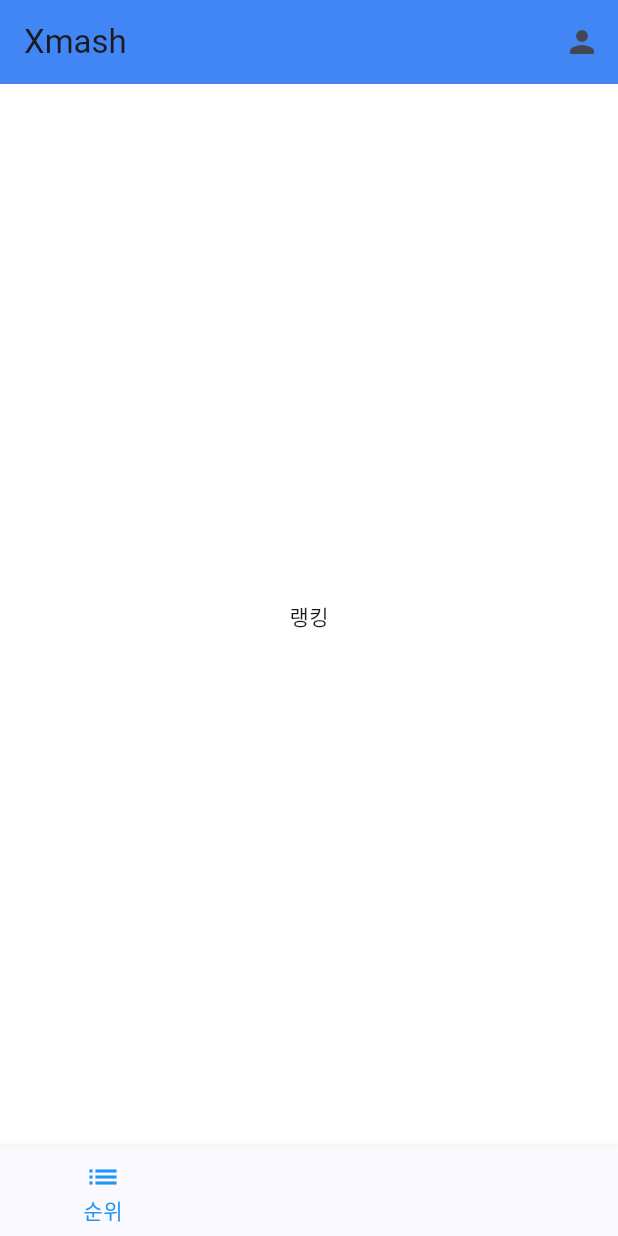
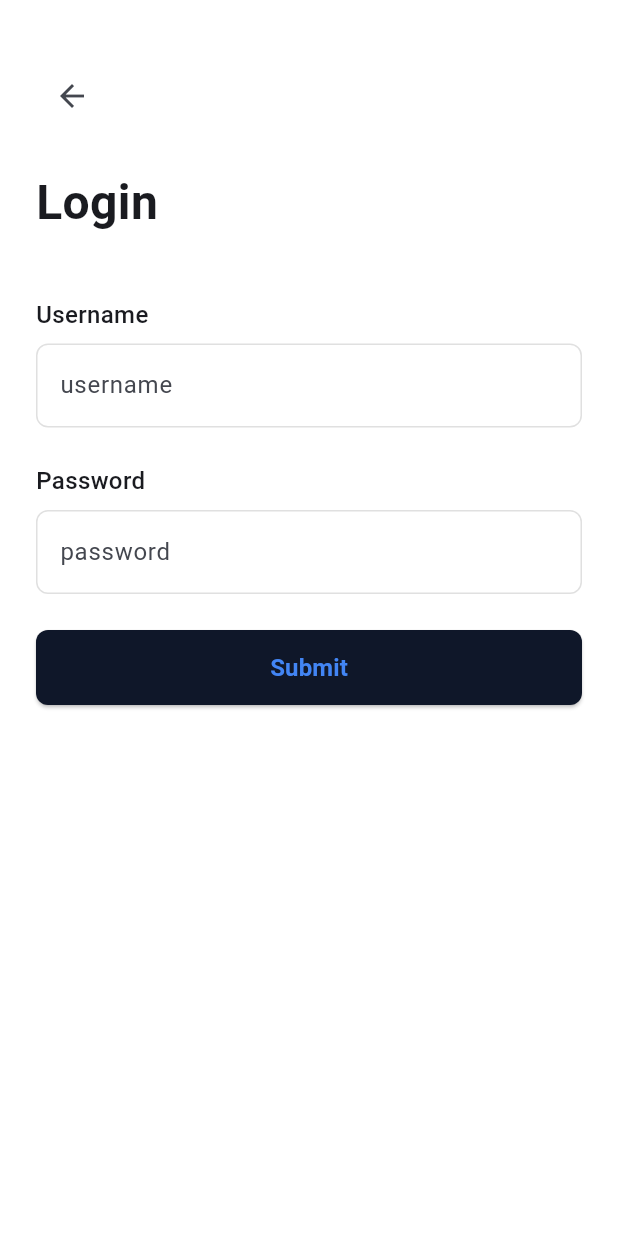
Before and after one commit to Heosejin98/xmash-app, a Flutter app: the screen it shows after launch, after a tap on the "person" icon, on a phone screen of 412 x 824 dp. Run offline on Flutter 3.47's test engine with Material 3 defaults, Android fonts, the phone set to English and light mode, and no system bars; our stand-ins replace dio, get; network calls fail.

Commit message:
로그인 기능 구현 (#7)
* feat : login screen

* refactor: login refactor

```diff
--- /dev/null
+++ b/lib/config/bindings/initial_binding.dart
@@ -0,0 +1,9 @@
+import 'package:get/get.dart';
+import 'package:xmash_app/presentation/controllers/auth_controller.dart';
+
+class InitialBinding implements Bindings {
+  @override
+  void dependencies() {
+    Get.put<AuthController>(AuthController(), permanent: true);
+  }
+}
--- /dev/null
+++ b/lib/config/routes/app_pages.dart
@@ -0,0 +1,22 @@
+import 'package:get/get.dart';
+import '../../presentation/screens/home/main_screen.dart';
+import '../../presentation/screens/auth/login_screen.dart';
+
+abstract class AppRoutes {
+  static const String home = '/';
+  static const String login = '/login';
+  static const String profile = '/profile';
+}
+
+class AppPages {
+  static final pages = [
+    GetPage(
+      name: AppRoutes.home,
+      page: () => const MainScreen(),
+    ),
+    GetPage(
+      name: AppRoutes.login,
+      page: () => LoginScreen(),
+    )
+  ];
+}
--- a/lib/config/routes/app_routes.dart
+++ b/lib/config/routes/app_routes.dart
@@ -1,12 +1,7 @@
-import 'package:flutter/widgets.dart';
-import '../../presentation/screens/home/main_screen.dart';
-
-class AppRoutes {
-  static const String home = '/';
-  static const String profile = '/profile';
-
-  static Map<String, WidgetBuilder> routes = {
-    home: (context) => const MainScreen(),
-    // profile: (context) => const ProfileScreen(),
-  };
+abstract class AppRoutes {
+  static const home = '/';
+  static const login = '/login';
+  static const profile = '/profile';
+  static const match = '/match';
+  // ... 다른 라우트 상수들
 }
--- /dev/null
+++ b/lib/data/services/auth_service.dart
@@ -0,0 +1,22 @@
+import 'package:dio/dio.dart';
+import 'package:xmash_app/data/core/dio_client.dart';
+
+class AuthService {
+  final Dio _dio = DioClient.instance;
+
+  Future<Response> login(String userId, String password) async {
+    try {
+      final response = await _dio.post(
+        '/login',
+        data: {
+          'userId': userId,
+          'password': password,
+        },
+      );
+      return response;
+    } on DioException catch (e) {
+      // DioError 처리
+      return e.response!;
+    }
+  }
+}
--- a/lib/main.dart
+++ b/lib/main.dart
@@ -1,19 +1,23 @@
 import 'package:flutter/material.dart';
-import 'package:flutter_localizations/flutter_localizations.dart';
+import 'package:get/get.dart';
+import 'package:xmash_app/config/routes/app_pages.dart';
+import 'package:xmash_app/config/bindings/initial_binding.dart';
+import 'package:xmash_app/core/theme/app_colors.dart';
 import 'package:intl/date_symbol_data_local.dart';
-import 'package:xmash_app/core/theme/app_colors.dart';
-import 'config/routes/app_routes.dart';
 
-void main() {
-  initializeDateFormatting('ko_KR', null).then((_) => runApp(const MyApp()));
+void main() async {
+  // 로케일 데이터를 초기화합니다.
+  await initializeDateFormatting('ko_KR', null);
+
+  runApp(const MyApp());
 }
 
 class MyApp extends StatelessWidget {
-  const MyApp({Key? key}) : super(key: key);
+  const MyApp({super.key});
 
   @override
   Widget build(BuildContext context) {
-    return MaterialApp(
+    return GetMaterialApp(
       title: 'Xmash',
       theme: ThemeData(
         primaryColor: AppColors.primary,
@@ -27,16 +31,9 @@ class MyApp extends StatelessWidget {
           primary: AppColors.primary,
         ),
       ),
+      initialBinding: InitialBinding(),
       initialRoute: AppRoutes.home,
-      routes: AppRoutes.routes,
-      localizationsDelegates: const [
-        GlobalMaterialLocalizations.delegate,
-        GlobalWidgetsLocalizations.delegate,
-        GlobalCupertinoLocalizations.delegate,
-      ],
-      supportedLocales: const [
-        Locale('ko', 'KR'),
-      ],
+      getPages: AppPages.pages,
     );
   }
 }
--- /dev/null
+++ b/lib/presentation/controllers/auth_controller.dart
@@ -0,0 +1,31 @@
+import 'package:get/get.dart';
+import 'package:xmash_app/data/services/auth_service.dart';
+
+class AuthController extends GetxController {
+  static AuthController get to => Get.find();
+  final AuthService _authService = AuthService();
+  final error = Rxn<String>();
+  final isLoggedIn = false.obs;
+
+   Future<void> login(String userId, String password) async {
+    try {
+      final response = await _authService.login(userId, password);
+
+      if (response.statusCode == 200) {
+        // 성공적으로 로그인한 경우 홈 화면으로 이동
+        isLoggedIn.value = true;
+        Get.offNamed('/home');
+      } else {
+        // 로그인 실패한 경우 처리
+        Get.snackbar('Error', '로그인 실패: ${response.statusCode}');
+      }
+    } catch (e) {
+      // 예외 처리
+      Get.snackbar('Error', '로그인 중 오류 발생: $e');
+    }
+  }
+
+  bool checkLoginStatus() {
+    return isLoggedIn.value;
+  }
+}
--- /dev/null
+++ b/lib/presentation/screens/auth/login_screen.dart
@@ -0,0 +1,125 @@
+import 'package:flutter/material.dart';
+import 'package:get/get.dart';
+import 'package:xmash_app/config/routes/app_pages.dart';
+import 'package:xmash_app/presentation/controllers/auth_controller.dart';
+
+class LoginScreen extends StatelessWidget {
+  final AuthController _authController = Get.put(AuthController());
+  final TextEditingController _usernameController = TextEditingController();
+  final TextEditingController _passwordController = TextEditingController();
+
+  LoginScreen({super.key});
+
+  @override
+  Widget build(BuildContext context) {
+    return Scaffold(
+      body: Container(
+        padding: const EdgeInsets.all(24.0),
+        decoration: BoxDecoration(
+          color: Colors.white,
+          borderRadius: BorderRadius.circular(16),
+        ),
+        child: Column(
+          crossAxisAlignment: CrossAxisAlignment.start,
+          children: [
+            const SizedBox(height: 16),
+            IconButton(
+              icon: const Icon(Icons.arrow_back),
+              onPressed: () => Get.offAllNamed(AppRoutes.home),
+            ),
+            const SizedBox(height: 24),
+            const Text(
+              'Login',
+              style: TextStyle(
+                fontSize: 32,
+                fontWeight: FontWeight.bold,
+              ),
+            ),
+            const SizedBox(height: 40),
+            const Text(
+              'Username',
+              style: TextStyle(
+                fontSize: 16,
+                fontWeight: FontWeight.w500,
+              ),
+            ),
+            const SizedBox(height: 8),
+            TextField(
+              controller: _usernameController,
+              decoration: InputDecoration(
+                hintText: 'username',
+                filled: true,
+                fillColor: Colors.white,
+                border: OutlineInputBorder(
+                  borderRadius: BorderRadius.circular(8),
+                  borderSide: BorderSide(color: Colors.grey[300]!),
+                ),
+                enabledBorder: OutlineInputBorder(
+                  borderRadius: BorderRadius.circular(8),
+                  borderSide: BorderSide(color: Colors.grey[300]!),
+                ),
+                focusedBorder: OutlineInputBorder(
+                  borderRadius: BorderRadius.circular(8),
+                  borderSide: const BorderSide(color: Colors.blue),
+                ),
+              ),
+            ),
+            const SizedBox(height: 24),
+            const Text(
+              'Password',
+              style: TextStyle(
+                fontSize: 16,
+                fontWeight: FontWeight.w500,
+              ),
+            ),
+            const SizedBox(height: 8),
+            TextField(
+              controller: _passwordController,
+              obscureText: true,
+              decoration: InputDecoration(
+                hintText: 'password',
+                filled: true,
+                fillColor: Colors.white,
+                border: OutlineInputBorder(
+                  borderRadius: BorderRadius.circular(8),
+                  borderSide: BorderSide(color: Colors.grey[300]!),
+                ),
+                enabledBorder: OutlineInputBorder(
+                  borderRadius: BorderRadius.circular(8),
+                  borderSide: BorderSide(color: Colors.grey[300]!),
+                ),
+                focusedBorder: OutlineInputBorder(
+                  borderRadius: BorderRadius.circular(8),
+                  borderSide: const BorderSide(color: Colors.blue),
+                ),
+              ),
+            ),
+            const SizedBox(height: 24),
+            SizedBox(
+              width: double.infinity,
+              height: 50,
+              child: ElevatedButton(
+                onPressed: () {
+                  _authController.login(_usernameController.text, _passwordController.text); // 로그인 로직 호출
+                },
+                style: ElevatedButton.styleFrom(
+                  backgroundColor: const Color(0xFF0F1729),
+                  shape: RoundedRectangleBorder(
+                    borderRadius: BorderRadius.circular(8),
+                  ),
+                ),
+                child: const Text(
+                  'Submit',
+                  style: TextStyle(
+                    fontSize: 16,
+                    fontWeight: FontWeight.w600,
+                  ),
+                ),
+              ),
+            ),
+          ],
+        ),
+      ),
+    );
+  }
+}
--- a/lib/presentation/widgets/common/main_app_bar.dart
+++ b/lib/presentation/widgets/common/main_app_bar.dart
@@ -1,7 +1,22 @@
 import 'package:flutter/material.dart';
+import 'package:get/get.dart';
+import '../../controllers/auth_controller.dart';
 
 class MainAppBar extends StatelessWidget implements PreferredSizeWidget {
-  const MainAppBar({Key? key}) : super(key: key);
+  const MainAppBar({super.key});
+
+  void _handleProfileTap() {
+    final authController = Get.find<AuthController>();
+
+    if (authController.checkLoginStatus()) {
+      // 로그인된 경우 프로필 페이지로 이동
+      // Get.toNamed('/profile');
+      Get.toNamed('/login');
+    } else {
+      // 로그인되지 않은 경우 로그인 페이지로 이동
+      Get.toNamed('/login');
+    }
+  }
 
   @override
   Widget build(BuildContext context) {
@@ -10,9 +25,7 @@ class MainAppBar extends StatelessWidget implements PreferredSizeWidget {
       actions: [
         IconButton(
           icon: const Icon(Icons.person),
-          onPressed: () {
-            // 프로필 페이지로 이동
-          },
+          onPressed: _handleProfileTap,
         ),
       ],
     );
--- a/pubspec.yaml
+++ b/pubspec.yaml
@@ -16,6 +16,7 @@ dependencies:
     sdk: flutter
   dio: ^5.4.0  # 최신 안정 버전
   intl: ^0.19.0  # 또는 최신 버전
+  get: ^4.6.6  # 최신 버전의 GetX
 
 dev_dependencies:
   flutter_test:
```
Also changed, not shown: pubspec.lock.
